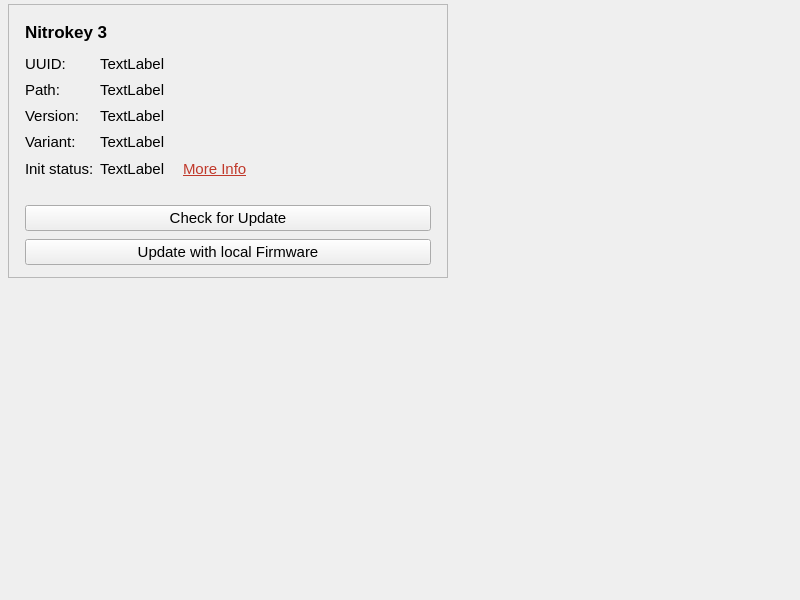
This is nitrokeyapp/ui/overview_tab.ui in Nitrokey/nitrokey-app2 as Qt 5 draws it before an edit. The edited form follows.
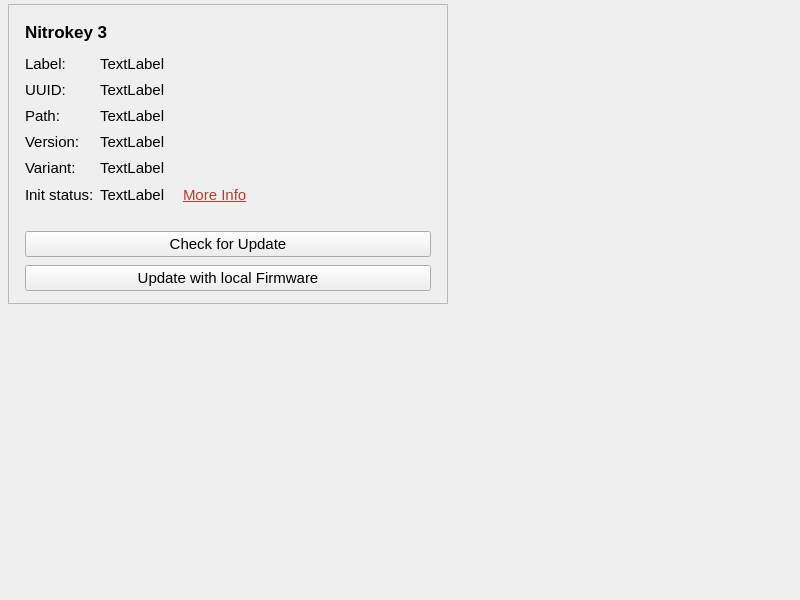
This is the edited form. Icons and pictures are not drawn.

Commit message:
Show the device label in the device list and overview
- Read the label from the firmware and show it in the sidebar and Overview tab
- Shorten long labels in the sidebar and show the full label in a tooltip

```diff
--- a/nitrokeyapp/ui/overview_tab.ui
+++ b/nitrokeyapp/ui/overview_tab.ui
@@ -157,6 +157,39 @@
            </widget>
           </item>
           <item row="1" column="0">
+           <widget class="QLabel" name="device_label_caption">
+            <property name="font">
+             <font>
+              <pointsize>11</pointsize>
+             </font>
+            </property>
+            <property name="text">
+             <string>Label:</string>
+            </property>
+            <property name="alignment">
+             <set>Qt::AlignmentFlag::AlignLeading|Qt::AlignmentFlag::AlignLeft|Qt::AlignmentFlag::AlignVCenter</set>
+            </property>
+           </widget>
+          </item>
+          <item row="1" column="1">
+           <widget class="QLabel" name="nk3_device_label">
+            <property name="font">
+             <font>
+              <pointsize>11</pointsize>
+             </font>
+            </property>
+            <property name="text">
+             <string>TextLabel</string>
+            </property>
+            <property name="textFormat">
+             <enum>Qt::TextFormat::PlainText</enum>
+            </property>
+            <property name="textInteractionFlags">
+             <set>Qt::TextInteractionFlag::LinksAccessibleByMouse|Qt::TextInteractionFlag::TextSelectableByKeyboard|Qt::TextInteractionFlag::TextSelectableByMouse</set>
+            </property>
+           </widget>
+          </item>
+          <item row="2" column="0">
            <widget class="QLabel" name="___uuid_label">
             <property name="sizePolicy">
              <sizepolicy hsizetype="Preferred" vsizetype="Preferred">
@@ -183,7 +216,7 @@
             </property>
            </widget>
           </item>
-          <item row="1" column="1">
+          <item row="2" column="1">
            <widget class="QLabel" name="nk3_uuid">
             <property name="font">
              <font>
@@ -198,7 +231,7 @@
             </property>
            </widget>
           </item>
-          <item row="2" column="0">
+          <item row="3" column="0">
            <widget class="QLabel" name="___path_label">
             <property name="sizePolicy">
              <sizepolicy hsizetype="Preferred" vsizetype="Preferred">
@@ -225,7 +258,7 @@
             </property>
            </widget>
           </item>
-          <item row="2" column="1">
+          <item row="3" column="1">
            <widget class="QLabel" name="nk3_path">
             <property name="font">
              <font>
@@ -240,7 +273,7 @@
             </property>
            </widget>
           </item>
-          <item row="3" column="0">
+          <item row="4" column="0">
            <widget class="QLabel" name="___version_label">
             <property name="sizePolicy">
              <sizepolicy hsizetype="Preferred" vsizetype="Preferred">
@@ -267,7 +300,7 @@
             </property>
            </widget>
           </item>
-          <item row="3" column="1">
+          <item row="4" column="1">
            <widget class="QLabel" name="nk3_version">
             <property name="font">
              <font>
@@ -282,7 +315,7 @@
             </property>
            </widget>
           </item>
-          <item row="4" column="0">
+          <item row="5" column="0">
            <widget class="QLabel" name="___variant_label">
             <property name="sizePolicy">
              <sizepolicy hsizetype="Preferred" vsizetype="Preferred">
@@ -309,7 +342,7 @@
             </property>
            </widget>
           </item>
-          <item row="4" column="1">
+          <item row="5" column="1">
            <widget class="QLabel" name="nk3_variant">
             <property name="font">
              <font>
@@ -324,7 +357,7 @@
             </property>
            </widget>
           </item>
-          <item row="5" column="0">
+          <item row="6" column="0">
            <widget class="QLabel" name="status_label">
             <property name="sizePolicy">
              <sizepolicy hsizetype="Preferred" vsizetype="Preferred">
@@ -351,7 +384,7 @@
             </property>
            </widget>
           </item>
-          <item row="5" column="1">
+          <item row="6" column="1">
            <layout class="QHBoxLayout" name="status_space">
             <item>
              <widget class="QLabel" name="nk3_status">
@@ -443,7 +476,7 @@
             </item>
            </layout>
           </item>
-          <item row="6" column="0">
+          <item row="7" column="0">
            <spacer name="verticalSpacer">
             <property name="orientation">
              <enum>Qt::Orientation::Vertical</enum>
@@ -459,7 +492,7 @@
             </property>
            </spacer>
           </item>
-          <item row="7" column="0" colspan="2">
+          <item row="8" column="0" colspan="2">
            <layout class="QHBoxLayout" name="___button_layout">
             <item>
              <widget class="QPushButton" name="btn_update">
@@ -475,7 +508,7 @@
             </item>
            </layout>
           </item>
-          <item row="8" column="0" colspan="2">
+          <item row="9" column="0" colspan="2">
            <widget class="QPushButton" name="btn_update_with_file">
             <property name="font">
              <font>
```
The commit also changes 5 other files.
